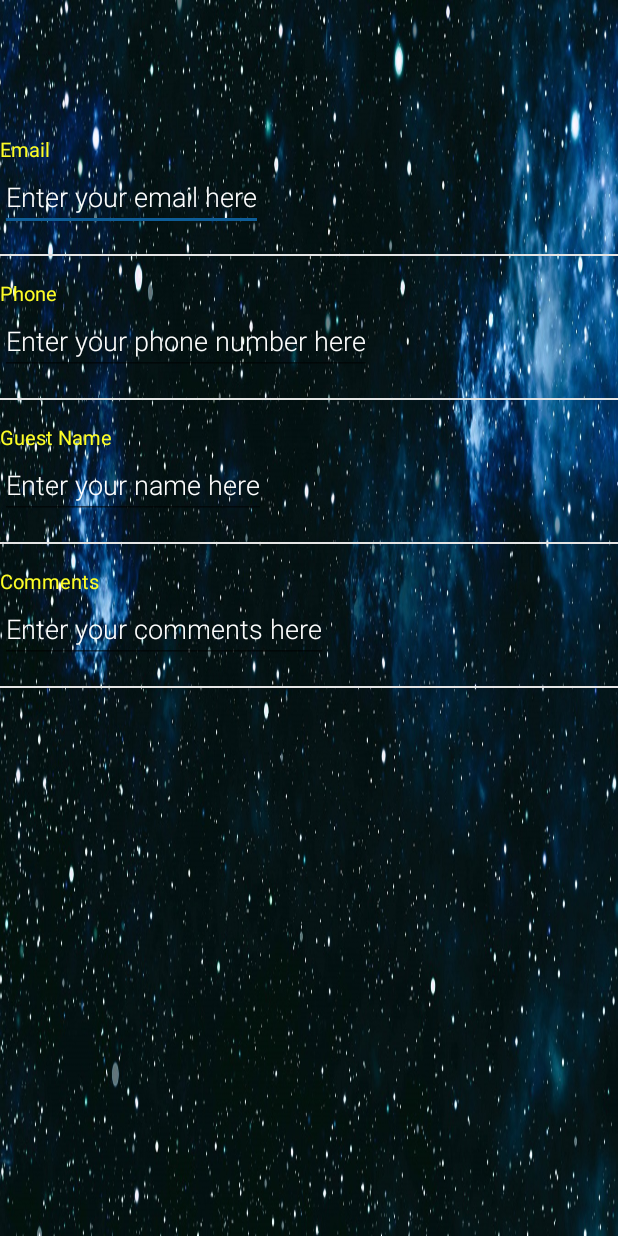
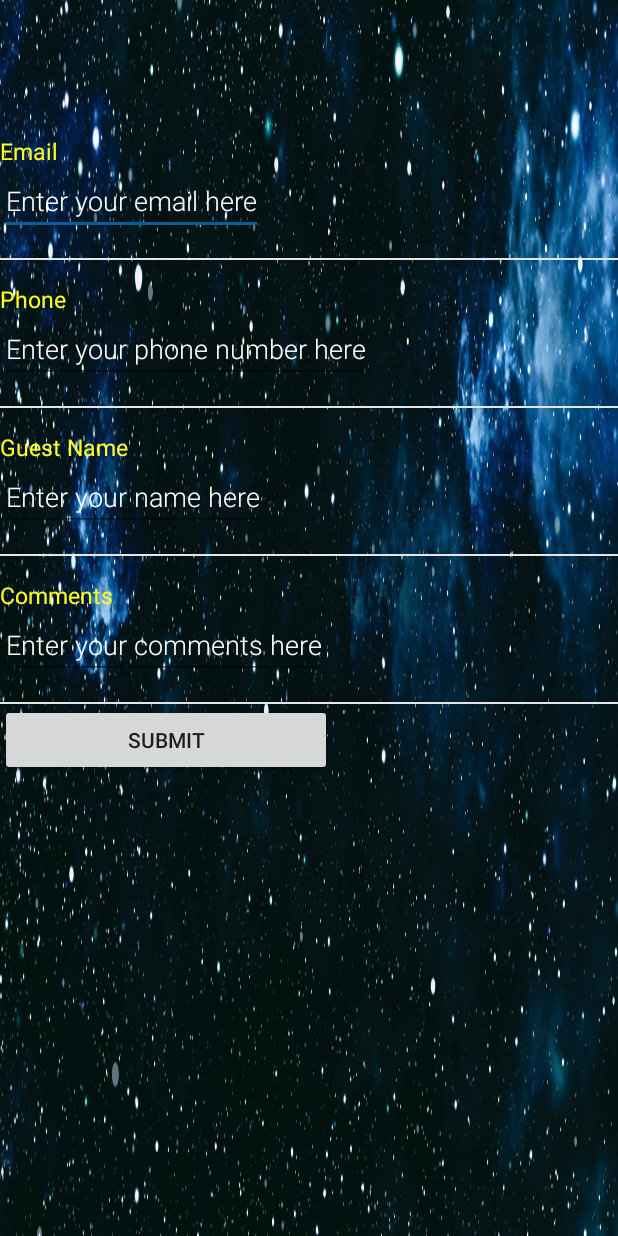
Before and after one commit to an6688/midterm-an6688, an Android app: the GuestBook screen opened directly, with no data from a screen before it, on a phone screen of 412 x 824 dp. Run offline under Robolectric (Android 15) with nearby library versions, the phone set to English and light mode, and no system bars.

Commit message:
nearly finished

```diff
--- a/app/src/main/res/layout/activity_guest_book.xml
+++ b/app/src/main/res/layout/activity_guest_book.xml
@@ -17,18 +17,20 @@
     android:orientation="vertical">
 
     <TextView
-        android:layout_width="wrap_content"
+        android:layout_width="48dp"
         android:layout_height="wrap_content"
         android:text="@string/email"
         android:textColor="@color/headings"
-        android:textSize="13sp" />
+        android:textSize="15sp" />
 
     <EditText
+        android:id="@+id/guest_email"
         android:layout_width="wrap_content"
         android:layout_height="wrap_content"
         android:hint="@string/enter_your_email_here"
-        android:inputType="text"
-        android:textColorHint="#FFFFFF"
+        android:inputType="textEmailAddress"
+        android:textColorHint="@color/white"
+        android:textColor="@color/white"
         android:textSize="18sp"
         app:fontFamily="sans-serif-light" />
 
@@ -47,17 +49,19 @@
         android:orientation="vertical">
 
         <TextView
-            android:layout_width="wrap_content"
+            android:layout_width="53dp"
             android:layout_height="wrap_content"
             android:text="@string/phone"
             android:textColor="@color/headings"
-            android:textSize="13sp" />
+            android:textSize="15sp" />
 
         <EditText
+            android:id="@+id/guest_phone"
             android:layout_width="wrap_content"
             android:layout_height="wrap_content"
             app:fontFamily="sans-serif-light"
-            android:textColorHint="#FFFFFF"
+            android:textColorHint="@color/white"
+            android:textColor="@color/white"
             android:hint="@string/enter_your_phone_number_here"
             android:textSize="18sp" />
 
@@ -76,17 +80,20 @@
         android:orientation="vertical">
 
         <TextView
-            android:layout_width="wrap_content"
+            android:layout_width="97dp"
             android:layout_height="wrap_content"
             android:text="@string/guest_name"
             android:textColor="@color/headings"
-            android:textSize="13sp" />
+            android:textSize="15sp" />
 
         <EditText
+            android:id="@+id/guest_name"
+            android:inputType="textPersonName"
             android:layout_width="wrap_content"
             android:layout_height="wrap_content"
             app:fontFamily="sans-serif-light"
-            android:textColorHint="#FFFFFF"
+            android:textColorHint="@color/white"
+            android:textColor="@color/white"
             android:hint="@string/enter_your_name_here"
             android:textSize="18sp" />
 
@@ -105,26 +112,32 @@
         android:orientation="vertical">
 
         <TextView
-            android:layout_width="wrap_content"
+            android:layout_width="93dp"
             android:layout_height="wrap_content"
             android:text="@string/comments"
             android:textColor="@color/headings"
-            android:textSize="13sp" />
+            android:textSize="15sp" />
 
         <EditText
+            android:id="@+id/guest_comments"
             android:layout_width="wrap_content"
             android:layout_height="wrap_content"
             app:fontFamily="sans-serif-light"
             android:hint="@string/enter_your_comments_here"
-            android:textColorHint="#FFFFFF"
+            android:textColorHint="@color/white"
+            android:textColor="@color/white"
             android:textSize="18sp" />
 
         <View
             android:layout_width="match_parent"
             android:layout_height="1dp"
             android:layout_marginTop="15dp"
-            android:background="@color/grey" />
-
-
+            android:background="@color/grey"/>
+        <Button
+            android:id="@+id/btnSubmit"
+            android:layout_width="221dp"
+            android:layout_height="wrap_content"
+            android:text="@string/submit"
+            android:enabled="true"/>
 </LinearLayout>
 </LinearLayout>
--- a/app/src/main/res/values/colors.xml
+++ b/app/src/main/res/values/colors.xml
@@ -15,5 +15,6 @@
     <color name="followingBg">#97E35B</color>
     <color name="grey">#E5E5E5</color>
     <color name="black">#000000</color>
+    <color name="white">#FFFFFF</color>
 
 </resources>
--- a/app/src/main/res/values/strings.xml
+++ b/app/src/main/res/values/strings.xml
@@ -21,5 +21,8 @@
     <string name="guest_name">Guest Name</string>
     <string name="comments">Comments</string>
     <string name="enter_your_comments_here">Enter your comments here</string>
+    <string name="confirmation_page">Confirmation Page</string>
+    <string name="guest_book_details">Guest Book Details</string>
+    <string name="submit">Submit</string>
 
 </resources>
```
Also changed, not shown: app/src/main/java/com/example/mymidterm/GuestBookConfirmation.java (+12 -0 lines), app/src/main/java/com/example/mymidterm/GuestBookData.java (added, +50 -0 lines), app/src/main/java/com/example/mymidterm/ItemDetailFragment.java (+35 -6 lines), app/src/main/java/com/example/mymidterm/dummy/DummyContent.java (+4 -4 lines), app/src/main/res/layout/activity_guest_book_confirmation.xml (+26 -2 lines).
